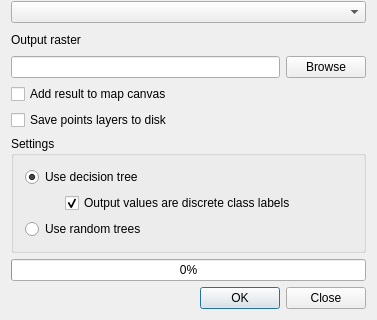
Qt form classifierdialogbase.ui (nextgis/dtclassifier) before a commit; both pictures show x 0 to 377 and y 146 to 466 of the 377 by 466 pixel window.
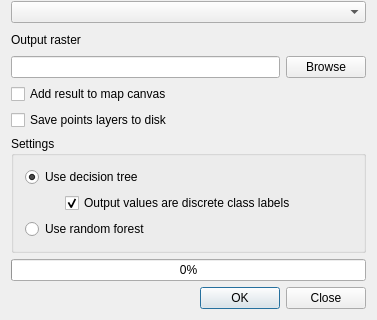
The same form after that commit.

Commit message: fix label text

What changed in the file:
```diff
--- a/classifierdialogbase.ui
+++ b/classifierdialogbase.ui
@@ -135,7 +135,7 @@
       <item>
        <widget class="QRadioButton" name="rbRandomTrees">
         <property name="text">
-         <string>Use random trees</string>
+         <string>Use random forest</string>
         </property>
        </widget>
       </item>
```
